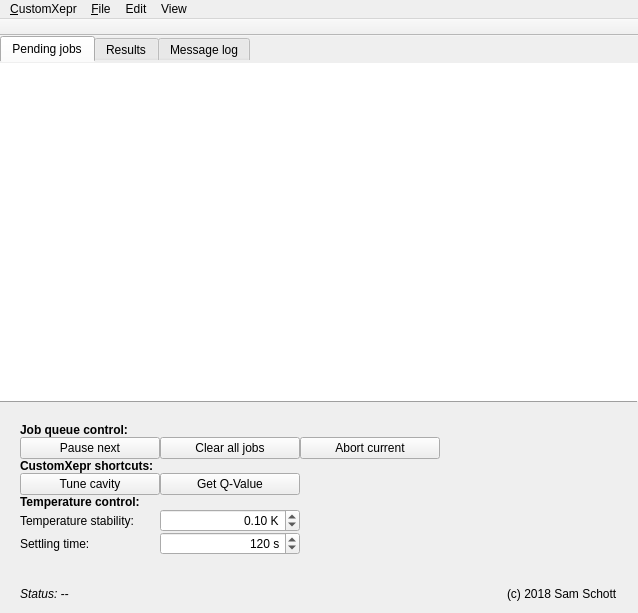
Qt form xeprtools/customxepr_ui_new.ui (OE-FET/customxepr) before a commit.
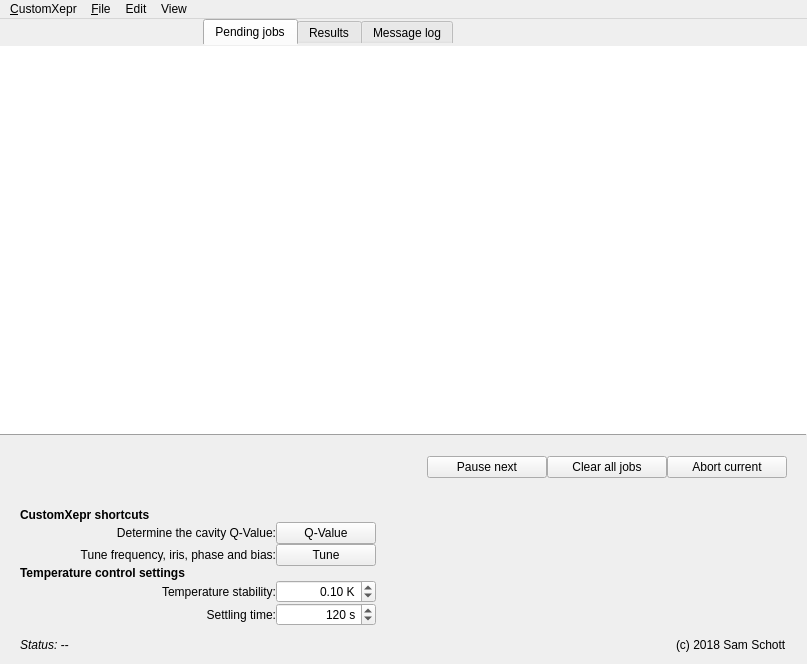
The same form after that commit. Custom widgets are drawn as their Qt base class.

```diff
--- a/xeprtools/customxepr_ui_new.ui
+++ b/xeprtools/customxepr_ui_new.ui
@@ -6,8 +6,8 @@
    <rect>
     <x>0</x>
     <y>0</y>
-    <width>638</width>
-    <height>613</height>
+    <width>807</width>
+    <height>664</height>
    </rect>
   </property>
   <property name="palette">
@@ -70,7 +70,36 @@
     <property name="verticalSpacing">
      <number>0</number>
     </property>
-    <item row="0" column="0" colspan="4">
+    <item row="3" column="0" rowspan="3" colspan="4">
+     <layout class="QGridLayout" name="gridLayout_8">
+      <property name="leftMargin">
+       <number>20</number>
+      </property>
+      <property name="rightMargin">
+       <number>20</number>
+      </property>
+      <item row="0" column="0">
+       <widget class="QLabel" name="statusField">
+        <property name="font">
+         <font>
+          <italic>true</italic>
+         </font>
+        </property>
+        <property name="text">
+         <string>Status: --</string>
+        </property>
+       </widget>
+      </item>
+      <item row="0" column="1" alignment="Qt::AlignRight">
+       <widget class="QLabel" name="labelCopyRight">
+        <property name="text">
+         <string>(c) 2018 Sam Schott</string>
+        </property>
+       </widget>
+      </item>
+     </layout>
+    </item>
+    <item row="0" column="1" colspan="2">
      <widget class="QTabWidget" name="tabWidget">
       <property name="maximumSize">
        <size>
@@ -155,18 +184,27 @@
         <property name="verticalSpacing">
          <number>0</number>
         </property>
-        <item row="1" column="0" colspan="2">
-         <widget class="Line" name="line_5">
-          <property name="frameShadow">
-           <enum>QFrame::Raised</enum>
+        <item row="0" column="0" colspan="2">
+         <widget class="QTreeView" name="jobQueueDisplay">
+          <property name="frameShape">
+           <enum>QFrame::NoFrame</enum>
           </property>
-          <property name="orientation">
-           <enum>Qt::Horizontal</enum>
+          <property name="editTriggers">
+           <set>QAbstractItemView::NoEditTriggers</set>
+          </property>
+          <property name="alternatingRowColors">
+           <bool>true</bool>
+          </property>
+          <property name="selectionMode">
+           <enum>QAbstractItemView::MultiSelection</enum>
+          </property>
+          <property name="autoExpandDelay">
+           <number>1</number>
           </property>
          </widget>
         </item>
-        <item row="3" column="0" rowspan="3" colspan="2">
-         <layout class="QGridLayout" name="gridLayout_11" columnstretch="1,0,0,0">
+        <item row="3" column="0" colspan="2">
+         <layout class="QGridLayout" name="gridLayout_12">
           <property name="leftMargin">
            <number>20</number>
           </property>
@@ -177,38 +215,32 @@
            <number>20</number>
           </property>
           <property name="bottomMargin">
-           <number>20</number>
+           <number>30</number>
           </property>
-          <item row="1" column="1">
-           <widget class="QPushButton" name="clearButton">
-            <property name="minimumSize">
-             <size>
-              <width>140</width>
-              <height>0</height>
-             </size>
+          <item row="0" column="0">
+           <spacer name="horizontalSpacer_2">
+            <property name="orientation">
+             <enum>Qt::Horizontal</enum>
             </property>
-            <property name="maximumSize">
+            <property name="sizeHint" stdset="0">
              <size>
-              <width>140</width>
-              <height>16777215</height>
+              <width>40</width>
+              <height>20</height>
              </size>
             </property>
-            <property name="text">
-             <string>Clear all jobs</string>
-            </property>
-           </widget>
+           </spacer>
           </item>
-          <item row="1" column="0">
+          <item row="0" column="1">
            <widget class="QPushButton" name="pauseButton">
             <property name="minimumSize">
              <size>
-              <width>140</width>
+              <width>120</width>
               <height>0</height>
              </size>
             </property>
             <property name="maximumSize">
              <size>
-              <width>140</width>
+              <width>120</width>
               <height>16777215</height>
              </size>
             </property>
@@ -217,17 +249,17 @@
             </property>
            </widget>
           </item>
-          <item row="1" column="2">
+          <item row="0" column="3">
            <widget class="QPushButton" name="abortButton">
             <property name="minimumSize">
              <size>
-              <width>140</width>
+              <width>120</width>
               <height>0</height>
              </size>
             </property>
             <property name="maximumSize">
              <size>
-              <width>140</width>
+              <width>120</width>
               <height>16777215</height>
              </size>
             </property>
@@ -236,104 +268,46 @@
             </property>
            </widget>
           </item>
-          <item row="3" column="0">
-           <widget class="QPushButton" name="tuneButton">
+          <item row="0" column="2">
+           <widget class="QPushButton" name="clearButton">
             <property name="minimumSize">
              <size>
-              <width>140</width>
+              <width>120</width>
               <height>0</height>
              </size>
             </property>
             <property name="maximumSize">
              <size>
-              <width>140</width>
+              <width>120</width>
               <height>16777215</height>
              </size>
             </property>
             <property name="text">
-             <string>Tune cavity</string>
+             <string>Clear all jobs</string>
             </property>
            </widget>
           </item>
-          <item row="3" column="1">
-           <widget class="QPushButton" name="qValueButton">
-            <property name="maximumSize">
-             <size>
-              <width>140</width>
-              <height>16777215</height>
-             </size>
-            </property>
-            <property name="text">
-             <string>Get Q-Value</string>
-            </property>
-           </widget>
-          </item>
-          <item row="4" column="0" colspan="4">
-           <widget class="QLabel" name="labelTempControl">
-            <property name="font">
-             <font>
-              <weight>75</weight>
-              <bold>true</bold>
-             </font>
-            </property>
-            <property name="text">
-             <string>Temperature control:</string>
-            </property>
-           </widget>
-          </item>
-          <item row="0" column="0" colspan="4">
-           <widget class="QLabel" name="labelJobQControl">
-            <property name="font">
-             <font>
-              <weight>75</weight>
-              <bold>true</bold>
-             </font>
-            </property>
-            <property name="text">
-             <string>Job queue control:</string>
-            </property>
-           </widget>
-          </item>
-          <item row="2" column="0" colspan="4">
-           <widget class="QLabel" name="labelCustomXeprControl">
-            <property name="font">
-             <font>
-              <weight>75</weight>
-              <bold>true</bold>
-             </font>
-            </property>
-            <property name="text">
-             <string>CustomXepr shortcuts:</string>
-            </property>
-           </widget>
-          </item>
-          <item row="3" column="2" colspan="2">
-           <spacer name="horizontalSpacer_2">
-            <property name="orientation">
-             <enum>Qt::Horizontal</enum>
-            </property>
-            <property name="sizeHint" stdset="0">
-             <size>
-              <width>40</width>
-              <height>20</height>
-             </size>
-            </property>
-           </spacer>
-          </item>
-          <item row="1" column="3">
-           <spacer name="horizontalSpacer">
-            <property name="orientation">
-             <enum>Qt::Horizontal</enum>
-            </property>
-            <property name="sizeHint" stdset="0">
-             <size>
-              <width>40</width>
-              <height>20</height>
-             </size>
-            </property>
-           </spacer>
-          </item>
-          <item row="5" column="0">
+         </layout>
+        </item>
+        <item row="2" column="0" colspan="2">
+         <widget class="Line" name="line">
+          <property name="frameShadow">
+           <enum>QFrame::Raised</enum>
+          </property>
+          <property name="orientation">
+           <enum>Qt::Horizontal</enum>
+          </property>
+         </widget>
+        </item>
+        <item row="5" column="0" rowspan="3" colspan="2">
+         <layout class="QGridLayout" name="gridLayout_11" columnstretch="1,2">
+          <property name="leftMargin">
+           <number>20</number>
+          </property>
+          <property name="rightMargin">
+           <number>20</number>
+          </property>
+          <item row="4" column="0">
            <widget class="QLabel" name="labelT_tolerance">
             <property name="sizePolicy">
              <sizepolicy hsizetype="Expanding" vsizetype="Preferred">
@@ -341,18 +315,15 @@
               <verstretch>0</verstretch>
              </sizepolicy>
             </property>
-            <property name="maximumSize">
-             <size>
-              <width>140</width>
-              <height>16777215</height>
-             </size>
-            </property>
             <property name="text">
              <string>Temperature stability:</string>
             </property>
+            <property name="alignment">
+             <set>Qt::AlignRight|Qt::AlignTrailing|Qt::AlignVCenter</set>
+            </property>
            </widget>
           </item>
-          <item row="6" column="0">
+          <item row="5" column="0">
            <widget class="QLabel" name="labelT_settling">
             <property name="sizePolicy">
              <sizepolicy hsizetype="Expanding" vsizetype="Preferred">
@@ -360,35 +331,28 @@
               <verstretch>0</verstretch>
              </sizepolicy>
             </property>
-            <property name="maximumSize">
-             <size>
-              <width>140</width>
-              <height>16777215</height>
-             </size>
-            </property>
             <property name="text">
              <string>Settling time:</string>
             </property>
-           </widget>
-          </item>
-          <item row="5" column="1">
-           <widget class="ScienDSpinBox" name="lineEditT_tolerance">
             <property name="alignment">
              <set>Qt::AlignRight|Qt::AlignTrailing|Qt::AlignVCenter</set>
             </property>
-            <property name="suffix">
-             <string> K</string>
-            </property>
-            <property name="singleStep">
-             <double>0.100000000000000</double>
-            </property>
-            <property name="value">
-             <double>0.100000000000000</double>
-            </property>
            </widget>
           </item>
-          <item row="6" column="1">
+          <item row="5" column="1" alignment="Qt::AlignLeft">
            <widget class="ScienDSpinBox" name="lineEditT_settling">
+            <property name="minimumSize">
+             <size>
+              <width>100</width>
+              <height>0</height>
+             </size>
+            </property>
+            <property name="maximumSize">
+             <size>
+              <width>100</width>
+              <height>16777215</height>
+             </size>
+            </property>
             <property name="alignment">
              <set>Qt::AlignRight|Qt::AlignTrailing|Qt::AlignVCenter</set>
             </property>
@@ -409,43 +373,120 @@
             </property>
            </widget>
           </item>
-          <item row="5" column="2" rowspan="2" colspan="2">
-           <spacer name="horizontalSpacer_3">
-            <property name="orientation">
-             <enum>Qt::Horizontal</enum>
+          <item row="1" column="0">
+           <widget class="QLabel" name="label_3">
+            <property name="text">
+             <string>Determine the cavity Q-Value:</string>
             </property>
-            <property name="sizeHint" stdset="0">
+            <property name="alignment">
+             <set>Qt::AlignRight|Qt::AlignTrailing|Qt::AlignVCenter</set>
+            </property>
+           </widget>
+          </item>
+          <item row="4" column="1" alignment="Qt::AlignLeft">
+           <widget class="ScienDSpinBox" name="lineEditT_tolerance">
+            <property name="minimumSize">
              <size>
-              <width>40</width>
-              <height>20</height>
+              <width>100</width>
+              <height>0</height>
              </size>
             </property>
-           </spacer>
+            <property name="maximumSize">
+             <size>
+              <width>100</width>
+              <height>16777215</height>
+             </size>
+            </property>
+            <property name="alignment">
+             <set>Qt::AlignRight|Qt::AlignTrailing|Qt::AlignVCenter</set>
+            </property>
+            <property name="suffix">
+             <string> K</string>
+            </property>
+            <property name="singleStep">
+             <double>0.100000000000000</double>
+            </property>
+            <property name="value">
+             <double>0.100000000000000</double>
+            </property>
+           </widget>
+          </item>
+          <item row="2" column="0">
+           <widget class="QLabel" name="label_4">
+            <property name="text">
+             <string>Tune frequency, iris, phase and bias:</string>
+            </property>
+            <property name="alignment">
+             <set>Qt::AlignRight|Qt::AlignTrailing|Qt::AlignVCenter</set>
+            </property>
+           </widget>
+          </item>
+          <item row="0" column="0" colspan="2">
+           <widget class="QLabel" name="labelCustomXeprControl">
+            <property name="font">
+             <font>
+              <weight>75</weight>
+              <bold>true</bold>
+             </font>
+            </property>
+            <property name="text">
+             <string>CustomXepr shortcuts</string>
+            </property>
+           </widget>
+          </item>
+          <item row="3" column="0" colspan="2">
+           <widget class="QLabel" name="labelTempControl">
+            <property name="font">
+             <font>
+              <weight>75</weight>
+              <bold>true</bold>
+             </font>
+            </property>
+            <property name="text">
+             <string>Temperature control settings</string>
+            </property>
+           </widget>
+          </item>
+          <item row="1" column="1" alignment="Qt::AlignLeft">
+           <widget class="QPushButton" name="qValueButton">
+            <property name="minimumSize">
+             <size>
+              <width>100</width>
+              <height>0</height>
+             </size>
+            </property>
+            <property name="maximumSize">
+             <size>
+              <width>100</width>
+              <height>16777215</height>
+             </size>
+            </property>
+            <property name="text">
+             <string>Q-Value</string>
+            </property>
+           </widget>
+          </item>
+          <item row="2" column="1" alignment="Qt::AlignLeft">
+           <widget class="QPushButton" name="tuneButton">
+            <property name="minimumSize">
+             <size>
+              <width>100</width>
+              <height>0</height>
+             </size>
+            </property>
+            <property name="maximumSize">
+             <size>
+              <width>100</width>
+              <height>16777215</height>
+             </size>
+            </property>
+            <property name="text">
+             <string>Tune</string>
+            </property>
+           </widget>
           </item>
          </layout>
         </item>
-        <item row="0" column="0" colspan="2">
-         <widget class="QTreeView" name="jobQueueDisplay">
-          <property name="frameShape">
-           <enum>QFrame::NoFrame</enum>
-          </property>
-          <property name="editTriggers">
-           <set>QAbstractItemView::NoEditTriggers</set>
-          </property>
-          <property name="alternatingRowColors">
-           <bool>true</bool>
-          </property>
-          <property name="selectionMode">
-           <enum>QAbstractItemView::MultiSelection</enum>
-          </property>
-          <property name="autoExpandDelay">
-           <number>1</number>
-          </property>
-          <attribute name="headerStretchLastSection">
-           <bool>false</bool>
-          </attribute>
-         </widget>
-        </item>
        </layout>
       </widget>
       <widget class="QWidget" name="page_2">
@@ -486,9 +527,6 @@
           <property name="selectionMode">
            <enum>QAbstractItemView::MultiSelection</enum>
           </property>
-          <attribute name="headerStretchLastSection">
-           <bool>false</bool>
-          </attribute>
          </widget>
         </item>
        </layout>
@@ -508,7 +546,7 @@
          <number>0</number>
         </property>
         <item row="5" column="0" colspan="2">
-         <layout class="QVBoxLayout" name="verticalLayout">
+         <layout class="QGridLayout" name="gridLayout_9" columnstretch="1,2">
           <property name="leftMargin">
            <number>20</number>
           </property>
@@ -521,26 +559,7 @@
           <property name="bottomMargin">
            <number>20</number>
           </property>
-          <item>
-           <widget class="QLabel" name="labelEmailSettings">
-            <property name="sizePolicy">
-             <sizepolicy hsizetype="Preferred" vsizetype="Preferred">
-              <horstretch>0</horstretch>
-              <verstretch>0</verstretch>
-             </sizepolicy>
-            </property>
-            <property name="font">
-             <font>
-              <weight>75</weight>
-              <bold>true</bold>
-             </font>
-            </property>
-            <property name="text">
-             <string>Email notifications:</string>
-            </property>
-           </widget>
-          </item>
-          <item>
+          <item row="1" column="1" alignment="Qt::AlignLeft">
            <widget class="QLineEdit" name="lineEditEmailList">
             <property name="sizePolicy">
              <sizepolicy hsizetype="Preferred" vsizetype="Fixed">
@@ -548,9 +567,21 @@
               <verstretch>0</verstretch>
              </sizepolicy>
             </property>
+            <property name="minimumSize">
+             <size>
+              <width>300</width>
+              <height>0</height>
+             </size>
+            </property>
+            <property name="maximumSize">
+             <size>
+              <width>300</width>
+              <height>16777215</height>
+             </size>
+            </property>
            </widget>
           </item>
-          <item>
+          <item row="2" column="1">
            <widget class="QRadioButton" name="radioButtonErrorMail">
             <property name="text">
              <string>Errors</string>
@@ -560,7 +591,17 @@
             </attribute>
            </widget>
           </item>
-          <item>
+          <item row="4" column="1">
+           <widget class="QRadioButton" name="radioButtonInfoMail">
+            <property name="text">
+             <string>Infos</string>
+            </property>
+            <attribute name="buttonGroup">
+             <string notr="true">bG</string>
+            </attribute>
+           </widget>
+          </item>
+          <item row="3" column="1">
            <widget class="QRadioButton" name="radioButtonWarningMail">
             <property name="text">
              <string>Warnings (default)</string>
@@ -573,17 +614,7 @@
             </attribute>
            </widget>
           </item>
-          <item>
-           <widget class="QRadioButton" name="radioButtonInfoMail">
-            <property name="text">
-             <string>Infos</string>
-            </property>
-            <attribute name="buttonGroup">
-             <string notr="true">bG</string>
-            </attribute>
-           </widget>
-          </item>
-          <item>
+          <item row="5" column="1">
            <widget class="QRadioButton" name="radioButtonNoMail">
             <property name="text">
              <string>Silent</string>
@@ -593,6 +624,58 @@
             </attribute>
            </widget>
           </item>
+          <item row="1" column="0">
+           <widget class="QLabel" name="label">
+            <property name="text">
+             <string>Email addresses:</string>
+            </property>
+            <property name="alignment">
+             <set>Qt::AlignRight|Qt::AlignTrailing|Qt::AlignVCenter</set>
+            </property>
+           </widget>
+          </item>
+          <item row="0" column="0" colspan="2">
+           <widget class="QLabel" name="labelEmailSettings">
+            <property name="sizePolicy">
+             <sizepolicy hsizetype="Preferred" vsizetype="Preferred">
+              <horstretch>0</horstretch>
+              <verstretch>0</verstretch>
+             </sizepolicy>
+            </property>
+            <property name="font">
+             <font>
+              <weight>75</weight>
+              <bold>true</bold>
+             </font>
+            </property>
+            <property name="text">
+             <string>Email notifications settings</string>
+            </property>
+           </widget>
+          </item>
+          <item row="2" column="0">
+           <widget class="QLabel" name="label_2">
+            <property name="text">
+             <string>Notification level:</string>
+            </property>
+            <property name="alignment">
+             <set>Qt::AlignRight|Qt::AlignTrailing|Qt::AlignVCenter</set>
+            </property>
+           </widget>
+          </item>
+          <item row="3" column="0" rowspan="3">
+           <spacer name="horizontalSpacer">
+            <property name="orientation">
+             <enum>Qt::Horizontal</enum>
+            </property>
+            <property name="sizeHint" stdset="0">
+             <size>
+              <width>40</width>
+              <height>20</height>
+             </size>
+            </property>
+           </spacer>
+          </item>
          </layout>
         </item>
         <item row="4" column="0" colspan="2">
@@ -619,44 +702,12 @@
           <property name="selectionMode">
            <enum>QAbstractItemView::MultiSelection</enum>
           </property>
-          <attribute name="headerStretchLastSection">
-           <bool>false</bool>
-          </attribute>
          </widget>
         </item>
        </layout>
       </widget>
      </widget>
     </item>
-    <item row="3" column="0" rowspan="3" colspan="4">
-     <layout class="QGridLayout" name="gridLayout_8">
-      <property name="leftMargin">
-       <number>20</number>
-      </property>
-      <property name="rightMargin">
-       <number>20</number>
-      </property>
-      <item row="0" column="0">
-       <widget class="QLabel" name="statusField">
-        <property name="font">
-         <font>
-          <italic>true</italic>
-         </font>
-        </property>
-        <property name="text">
-         <string>Status: --</string>
-        </property>
-       </widget>
-      </item>
-      <item row="0" column="1" alignment="Qt::AlignRight">
-       <widget class="QLabel" name="labelCopyRight">
-        <property name="text">
-         <string>(c) 2018 Sam Schott</string>
-        </property>
-       </widget>
-      </item>
-     </layout>
-    </item>
    </layout>
   </widget>
   <widget class="QMenuBar" name="menubar">
@@ -664,7 +715,7 @@
     <rect>
      <x>0</x>
      <y>0</y>
-     <width>638</width>
+     <width>807</width>
      <height>22</height>
     </rect>
    </property>
@@ -705,20 +756,6 @@
    <addaction name="menuEdit"/>
    <addaction name="menuView"/>
   </widget>
-  <widget class="QToolBar" name="toolBar">
-   <property name="windowTitle">
-    <string>toolBar</string>
-   </property>
-   <property name="movable">
-    <bool>false</bool>
-   </property>
-   <attribute name="toolBarArea">
-    <enum>TopToolBarArea</enum>
-   </attribute>
-   <attribute name="toolBarBreak">
-    <bool>false</bool>
-   </attribute>
-  </widget>
   <action name="action_About">
    <property name="text">
     <string> &amp;About CustomXepr...</string>
```
